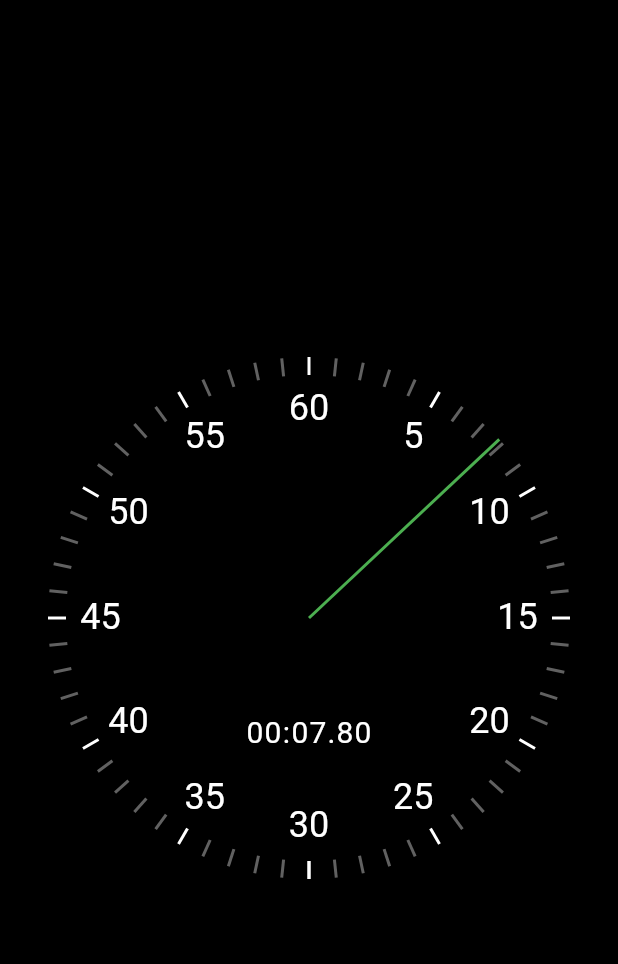
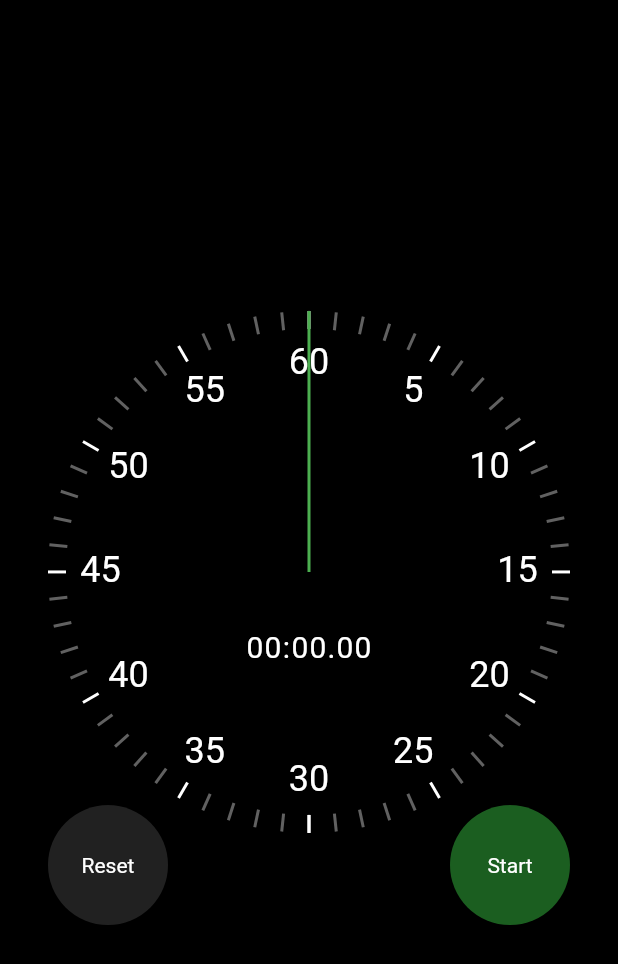
Before and after one commit to tabernerojerry/flutter-stop-watch, a Flutter app: the screen it shows after launch, on a phone screen of 412 x 824 dp. Shown: the top 964 px of the screen. Run offline on Flutter 3.47's test engine with Material 2 defaults, Android fonts, the phone set to English and light mode, and no system bars.

Commit message:
start stop reset functionality

```diff
--- a/lib/main.dart
+++ b/lib/main.dart
@@ -35,7 +35,7 @@ class MyHomePage extends StatelessWidget {
           child: Padding(
             padding: EdgeInsets.all(32.0),
             child: AspectRatio(
-              aspectRatio: 1.0,
+              aspectRatio: 0.85,
               child: Stopwatch(),
             ),
           ),
--- a/lib/ui/stopwatch.dart
+++ b/lib/ui/stopwatch.dart
@@ -3,6 +3,8 @@ import 'dart:async';
 import 'package:flutter/material.dart';
 import 'package:flutter/scheduler.dart';
 import 'package:stop_watch/ui/elapsed_time_text.dart';
+import 'package:stop_watch/ui/reset_button.dart';
+import 'package:stop_watch/ui/start_stop_button.dart';
 import 'package:stop_watch/ui/stopwatch_renderer.dart';
 
 class Stopwatch extends StatefulWidget {
@@ -16,7 +18,10 @@ class _StopwatchState extends State<Stopwatch>
     with SingleTickerProviderStateMixin {
   late DateTime _initialTime;
   late final Ticker _ticker;
-  Duration _elapsed = Duration.zero;
+  bool _isRunning = false;
+  Duration _previousElapsed = Duration.zero;
+  Duration _currentElapsed = Duration.zero;
+  Duration get _elapsed => _previousElapsed + _currentElapsed;
 
   @override
   void initState() {
@@ -24,10 +29,9 @@ class _StopwatchState extends State<Stopwatch>
     _initialTime = DateTime.now();
     _ticker = createTicker((elapsed) {
       setState(() {
-        _elapsed = elapsed;
+        _currentElapsed = elapsed;
       });
     });
-    _ticker.start();
   }
 
   @override
@@ -36,14 +40,62 @@ class _StopwatchState extends State<Stopwatch>
     super.dispose();
   }
 
+  void _toggleRunning() {
+    setState(() {
+      _isRunning = !_isRunning;
+
+      if (_isRunning) {
+        _ticker.start();
+      } else {
+        _ticker.stop();
+        _previousElapsed += _currentElapsed;
+        _currentElapsed = Duration.zero;
+      }
+    });
+  }
+
+  void _reset() {
+    _ticker.stop();
+    setState(() {
+      _isRunning = false;
+      _previousElapsed = Duration.zero;
+      _currentElapsed = Duration.zero;
+    });
+  }
+
   @override
   Widget build(BuildContext context) {
     return LayoutBuilder(
       builder: (context, constraints) {
         final radius = constraints.maxWidth / 2;
-        return StopwatchRenderer(
-          elapsed: _elapsed,
-          radius: radius,
+        return Stack(
+          children: [
+            StopwatchRenderer(
+              elapsed: _elapsed,
+              radius: radius,
+            ),
+            Align(
+              alignment: Alignment.bottomLeft,
+              child: SizedBox(
+                width: 80.0,
+                height: 80.0,
+                child: ResetButton(
+                  onPressed: _reset,
+                ),
+              ),
+            ),
+            Align(
+              alignment: Alignment.bottomRight,
+              child: SizedBox(
+                width: 80.0,
+                height: 80.0,
+                child: StartStopButton(
+                  isRunning: _isRunning,
+                  onPressed: _toggleRunning,
+                ),
+              ),
+            )
+          ],
         );
       },
     );
--- a/lib/ui/stopwatch_renderer.dart
+++ b/lib/ui/stopwatch_renderer.dart
@@ -49,7 +49,7 @@ class StopwatchRenderer extends StatelessWidget {
         Positioned(
           left: 0,
           right: 0,
-          bottom: radius * 0.5,
+          bottom: radius * 1,
           child: ElapsedTimeText(
             elapsed: elapsed,
           ),
```
